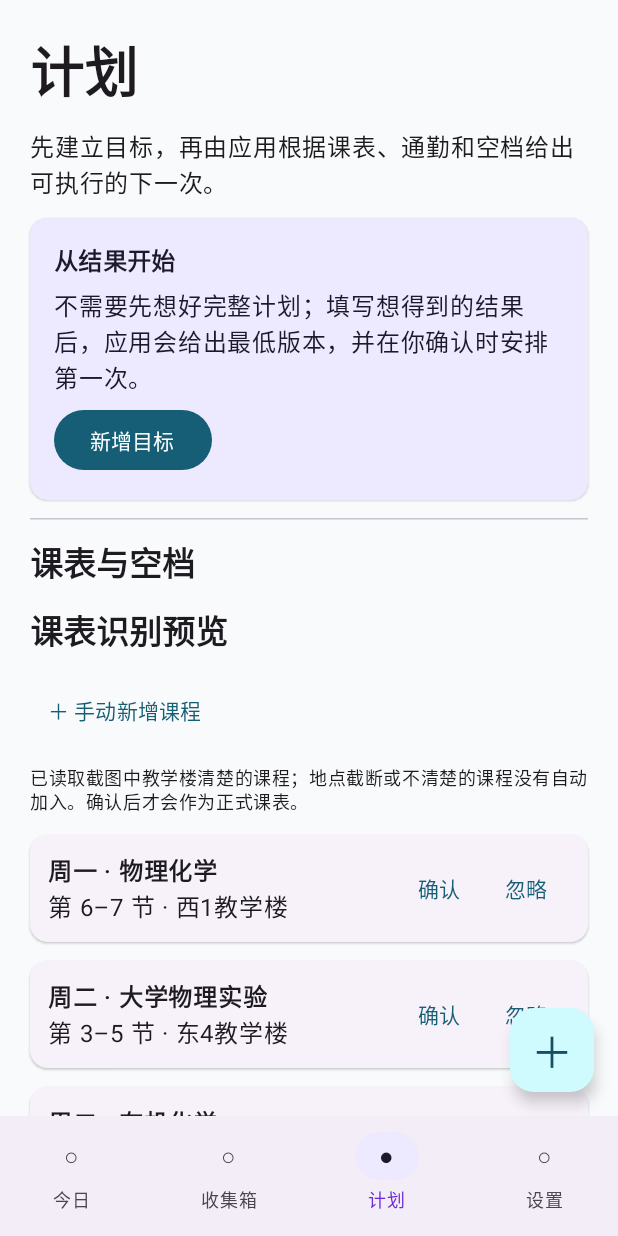
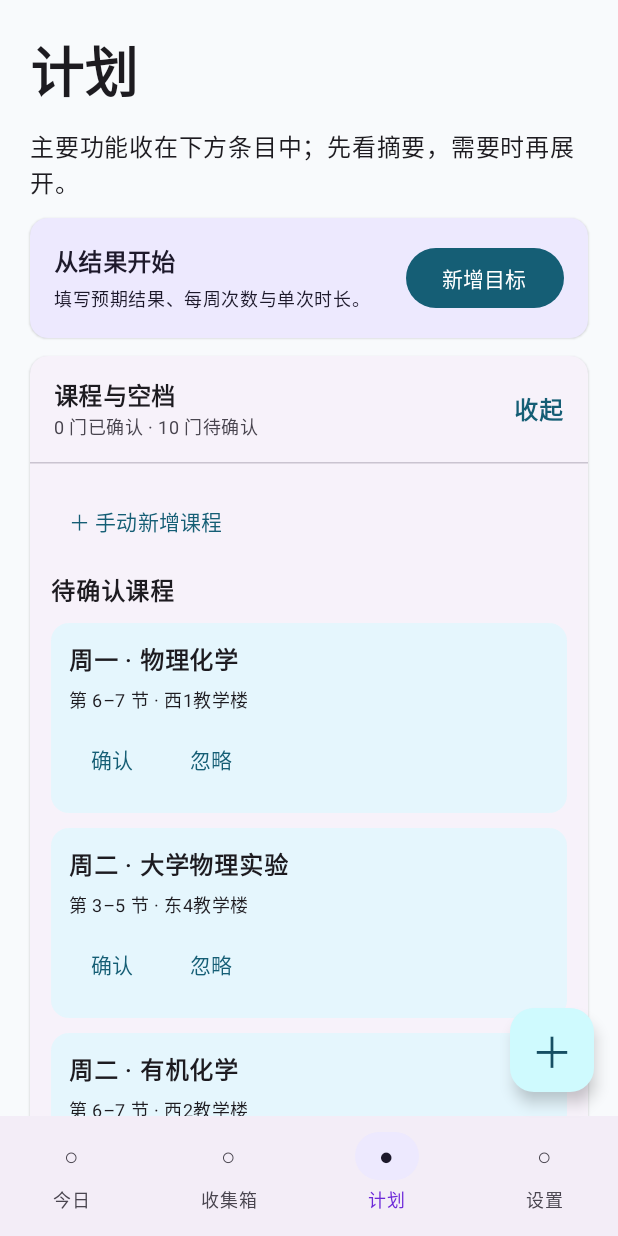
Before and after one commit to five5-7/focusflow-android, an Android app built with Jetpack Compose: the screen it shows after launch (MainActivity), item 3 of the bottom bar chosen, on a phone screen of 412 x 824 dp. Run offline under Robolectric (Android 15) with nearby library versions, the light colour scheme and no system bars.

Commit message:
Improve plan sections and schedule readability

```diff
--- a/app/src/main/java/com/sakata/focusflow/MainActivity.kt
+++ b/app/src/main/java/com/sakata/focusflow/MainActivity.kt
@@ -268,11 +268,11 @@ private fun FocusFlowApp() {
 @Composable private fun TodayScreen(modifier: Modifier, items: List<Item>, courses: List<Course>, onTaskDone: (Item) -> Unit, activeSession: ActivitySession?, onStartActivity: () -> Unit) {
     val now = System.currentTimeMillis()
     val weekday = todayWeekday()
-    val todaySchedule = items.filter { !it.done && !it.dayOnly && it.scheduledAt?.let(::isToday) == true }.sortedBy { it.scheduledAt }
+    val todaySchedule = items.filter { !it.dayOnly && it.scheduledAt?.let(::isToday) == true }.sortedBy { it.scheduledAt }
     val todayUnslotted = items.filter { !it.done && it.dayOnly && it.scheduledAt?.let(::isToday) == true }
     val todayCourses = courses.filter { !it.needsConfirmation && it.weekday == weekday }.sortedBy { it.startPeriod }
     val flexibleItems = items.filter { !it.done && it.kind != "暂停" && it.kind != "收集箱" && it.scheduledAt == null }
-    val nextItem = todaySchedule.firstOrNull { (it.scheduledAt ?: Long.MAX_VALUE) >= now } ?: todayUnslotted.firstOrNull() ?: flexibleItems.firstOrNull()
+    val nextItem = todaySchedule.firstOrNull { !it.done && (it.scheduledAt ?: Long.MAX_VALUE) >= now } ?: todayUnslotted.firstOrNull() ?: flexibleItems.firstOrNull()
     val completedToday = items.count { it.done && it.completedAt?.let(::isToday) == true }
     val completedThisWeek = items.count { it.done && it.completedAt?.let(::isInCurrentWeek) == true }
     var scheduleMode by remember { mutableStateOf("日") }
@@ -339,7 +339,8 @@ private enum class ScheduleType(val label: String, val color: androidx.compose.u
     EXERCISE("锻炼", androidx.compose.ui.graphics.Color(0xFF2F8F5B)),
     ENTERTAINMENT("娱乐", androidx.compose.ui.graphics.Color(0xFFD65B7A)),
     REST("休息", androidx.compose.ui.graphics.Color(0xFF6B7280)),
-    TASK("弹性任务", androidx.compose.ui.graphics.Color(0xFFBE6A18))
+    TASK("弹性任务", androidx.compose.ui.graphics.Color(0xFFBE6A18)),
+    COMPLETED("已完成", androidx.compose.ui.graphics.Color(0xFF94A3B8))
 }
 
 private fun Item.scheduleType(): ScheduleType = when {
@@ -403,7 +404,7 @@ private fun Item.asTimelineEvent(): TimelineEvent? {
         weekday = todayWeekday(time),
         startMinute = start,
         endMinute = (start + durationMinutes.coerceIn(5, 360)).coerceAtMost(24 * 60),
-        type = scheduleType(),
+        type = if (done) ScheduleType.COMPLETED else scheduleType(),
         item = this
     )
 }
@@ -444,7 +445,7 @@ private fun layoutTimelineEvents(events: List<TimelineEvent>): List<TimelineEven
     Card(colors = CardDefaults.cardColors(containerColor = MaterialTheme.colorScheme.surface)) {
         Row(Modifier.fillMaxWidth().padding(horizontal = 6.dp, vertical = 10.dp)) {
             TimelineTimeAxis()
-            TimelineDayLane(events, Modifier.weight(1f), showCurrentTime = true, onSelect = { selected = it })
+            TimelineDayLane(events, Modifier.weight(1f), showCurrentTime = true, showLabels = true, compactBlocks = false, onSelect = { selected = it })
         }
     }
     TimelineLegend()
@@ -454,15 +455,23 @@ private fun layoutTimelineEvents(events: List<TimelineEvent>): List<TimelineEven
 @Composable private fun WeeklyScheduleTimeline(courses: List<Course>, items: List<Item>, onTaskDone: (Item) -> Unit) {
     val scroll = rememberScrollState()
     val courseEvents = courses.mapIndexed { index, course -> course.asTimelineEvent(index) }
-    val taskEvents = items.filter { !it.done && !it.dayOnly && it.scheduledAt?.let(::isInCurrentWeek) == true }.mapNotNull { it.asTimelineEvent() }
+    val taskEvents = items.filter { !it.dayOnly && it.scheduledAt?.let(::isInCurrentWeek) == true }.mapNotNull { it.asTimelineEvent() }
     var selected by remember { mutableStateOf<TimelineEvent?>(null) }
+    var showCourseInfo by remember { mutableStateOf(false) }
+    Row(Modifier.fillMaxWidth(), horizontalArrangement = Arrangement.SpaceBetween, verticalAlignment = Alignment.CenterVertically) {
+        Column(Modifier.weight(1f)) {
+            Text("显示课程信息", fontWeight = FontWeight.SemiBold)
+            Text("色块保持简洁；打开后在表格下方显示课程名称与地点。", style = MaterialTheme.typography.bodySmall)
+        }
+        Switch(checked = showCourseInfo, onCheckedChange = { showCourseInfo = it })
+    }
     Card(colors = CardDefaults.cardColors(containerColor = MaterialTheme.colorScheme.surface)) {
         Column(Modifier.fillMaxWidth().horizontalScroll(scroll).padding(horizontal = 6.dp, vertical = 10.dp)) {
             Row {
                 Spacer(Modifier.width(50.dp))
                 (1..7).forEach { day ->
                     Surface(
-                        modifier = Modifier.width(96.dp).padding(horizontal = 2.dp),
+                        modifier = Modifier.width(80.dp).padding(horizontal = 2.dp),
                         color = if (day == todayWeekday()) MaterialTheme.colorScheme.primaryContainer else Color.Transparent,
                         shape = RoundedCornerShape(10.dp)
                     ) { Text(weekdayName(day), Modifier.padding(vertical = 8.dp), textAlign = androidx.compose.ui.text.style.TextAlign.Center, fontWeight = FontWeight.SemiBold) }
@@ -471,12 +480,22 @@ private fun layoutTimelineEvents(events: List<TimelineEvent>): List<TimelineEven
             Row {
                 TimelineTimeAxis()
                 (1..7).forEach { day ->
-                    TimelineDayLane((courseEvents + taskEvents).filter { it.weekday == day }, Modifier.width(96.dp), showCurrentTime = day == todayWeekday(), onSelect = { selected = it })
+                    TimelineDayLane((courseEvents + taskEvents).filter { it.weekday == day }, Modifier.width(80.dp), showCurrentTime = day == todayWeekday(), showLabels = false, compactBlocks = true, onSelect = { selected = it })
                 }
             }
         }
     }
     TimelineLegend()
+    if (showCourseInfo) {
+        ElevatedCard {
+            Column(Modifier.fillMaxWidth().padding(12.dp), verticalArrangement = Arrangement.spacedBy(7.dp)) {
+                Text("本周课程", fontWeight = FontWeight.Bold)
+                courses.sortedWith(compareBy<Course> { it.weekday }.thenBy { it.startPeriod }).forEach { course ->
+                    Text("${weekdayName(course.weekday)}  ${formatMinute(CourseGapPlanner.periodStart(course.startPeriod))}–${formatMinute(CourseGapPlanner.periodEnd(course.endPeriod))}  ${course.title} · ${course.building}", style = MaterialTheme.typography.bodySmall)
+                }
+            }
+        }
+    }
     selected?.let { TimelineEventDialog(it, onDismiss = { selected = null }, onTaskDone = { item -> selected = null; onTaskDone(item) }) }
 }
 
@@ -489,7 +508,7 @@ private fun layoutTimelineEvents(events: List<TimelineEvent>): List<TimelineEven
     }
 }
 
-@Composable private fun TimelineDayLane(events: List<TimelineEvent>, modifier: Modifier, showCurrentTime: Boolean, onSelect: (TimelineEvent) -> Unit) {
+@Composable private fun TimelineDayLane(events: List<TimelineEvent>, modifier: Modifier, showCurrentTime: Boolean, showLabels: Boolean, compactBlocks: Boolean, onSelect: (TimelineEvent) -> Unit) {
     val totalHours = (TIMELINE_END_MINUTE - TIMELINE_START_MINUTE) / 60
     val totalHeight = timelineHourHeight * totalHours.toFloat()
     val layouts = layoutTimelineEvents(events)
@@ -506,17 +525,19 @@ private fun layoutTimelineEvents(events: List<TimelineEvent>): List<TimelineEven
             val top = timelineHourHeight * (topMinutes / 60f)
             val height = (timelineHourHeight * ((bottomMinutes - topMinutes) / 60f)).coerceAtLeast(18.dp)
             val laneWidth = maxWidth / layout.laneCount.toFloat()
+            val blockWidth = if (compactBlocks) laneWidth * 0.62f else laneWidth
+            val blockOffset = (laneWidth - blockWidth) / 2f
             Surface(
-                modifier = Modifier.offset(x = laneWidth * layout.lane.toFloat(), y = top).width(laneWidth).height(height).padding(1.dp).clickable { onSelect(event) },
+                modifier = Modifier.offset(x = laneWidth * layout.lane.toFloat() + blockOffset, y = top).width(blockWidth).height(height).padding(vertical = 1.dp).clickable { onSelect(event) },
                 color = event.type.color.copy(alpha = 0.88f),
                 contentColor = Color.White,
                 shape = RoundedCornerShape(7.dp),
                 tonalElevation = 1.dp
             ) {
-                Column(Modifier.padding(horizontal = 5.dp, vertical = 3.dp)) {
+                if (showLabels) Column(Modifier.padding(horizontal = 5.dp, vertical = 3.dp)) {
                     Text(event.title, style = MaterialTheme.typography.labelSmall, fontWeight = FontWeight.Bold, maxLines = 2, overflow = TextOverflow.Ellipsis)
                     if (height >= 34.dp) Text("${formatMinute(event.startMinute)}–${formatMinute(event.endMinute)}", style = MaterialTheme.typography.labelSmall, maxLines = 1)
-                }
+                } else Box(Modifier.fillMaxSize())
             }
         }
         if (showCurrentTime) {
@@ -543,9 +564,10 @@ private fun layoutTimelineEvents(events: List<TimelineEvent>): List<TimelineEven
             Text("${weekdayName(event.weekday)}  ${formatMinute(event.startMinute)}–${formatMinute(event.endMinute)}", fontWeight = FontWeight.SemiBold)
             Text(event.type.label, color = event.type.color)
             Text(event.detail)
+            event.item?.takeIf { it.done }?.let { Text("已完成${it.completionLevel.takeIf { level -> level.isNotBlank() }?.let { level -> " · $level" } ?: ""}", color = ScheduleType.COMPLETED.color, fontWeight = FontWeight.SemiBold) }
         } },
-        confirmButton = { event.item?.let { item -> Button(onClick = { onTaskDone(item) }) { Text("完成") } } ?: TextButton(onClick = onDismiss) { Text("关闭") } },
-        dismissButton = { if (event.item != null) TextButton(onClick = onDismiss) { Text("关闭") } }
+        confirmButton = { event.item?.takeIf { !it.done }?.let { item -> Button(onClick = { onTaskDone(item) }) { Text("完成") } } ?: TextButton(onClick = onDismiss) { Text("关闭") } },
+        dismissButton = { if (event.item?.done == false) TextButton(onClick = onDismiss) { Text("关闭") } }
     )
 }
 
@@ -671,89 +693,145 @@ private fun isToday(time: Long): Boolean {
 }
 
 @Composable private fun PlansScreen(modifier: Modifier, items: List<Item>, courses: List<Course>, profile: CommuteProfile, onResume: (Item) -> Unit, onConfirmCourse: (Course) -> Unit, onIgnoreCourse: (Course) -> Unit, onAddCourse: () -> Unit, onEditCourse: (Course) -> Unit, goals: List<Goal>, onAddGoal: () -> Unit, onScheduleGoal: (Goal, GoalSuggestion) -> Unit, resources: List<LearningResource>, onAddResource: () -> Unit, onSelectResource: (LearningResource) -> Unit, feedback: List<TaskFeedback>) {
+    val awaitingCourses = courses.filter { it.needsConfirmation }
+    val confirmedCourses = courses.filter { !it.needsConfirmation }
+    val gaps = CourseGapPlanner.gaps(confirmedCourses, profile)
+    val paused = items.filter { it.kind == "暂停" }
     Column(modifier.fillMaxSize().verticalScroll(rememberScrollState()).padding(20.dp), verticalArrangement = Arrangement.spacedBy(12.dp)) {
         Text("计划", style = MaterialTheme.typography.displaySmall, fontWeight = FontWeight.Bold)
-        Text("先建立目标，再由应用根据课表、通勤和空档给出可执行的下一次。")
+        Text("主要功能收在下方条目中；先看摘要，需要时再展开。")
         ElevatedCard(colors = CardDefaults.elevatedCardColors(containerColor = MaterialTheme.colorScheme.secondaryContainer)) {
-            Column(Modifier.padding(16.dp), verticalArrangement = Arrangement.spacedBy(6.dp)) {
+            Row(Modifier.fillMaxWidth().padding(16.dp), verticalAlignment = Alignment.CenterVertically, horizontalArrangement = Arrangement.SpaceBetween) {
+                Column(Modifier.weight(1f), verticalArrangement = Arrangement.spacedBy(4.dp)) {
                     Text("从结果开始", style = MaterialTheme.typography.titleMedium, fontWeight = FontWeight.Bold)
-                Text("不需要先想好完整计划；填写想得到的结果后，应用会给出最低版本，并在你确认时安排第一次。")
+                    Text("填写预期结果、每周次数与单次时长。", style = MaterialTheme.typography.bodySmall)
+                }
                 Button(onClick = onAddGoal) { Text("新增目标") }
             }
         }
+
+        PlanSectionCard("课程与空档", "${confirmedCourses.size} 门已确认 · ${awaitingCourses.size} 门待确认", initiallyExpanded = true) {
+            TextButton(onClick = onAddCourse) { Text("＋ 手动新增课程") }
+            if (awaitingCourses.isNotEmpty()) {
+                Text("待确认课程", fontWeight = FontWeight.Bold)
+                awaitingCourses.forEach { course ->
+                    Card(colors = CardDefaults.cardColors(containerColor = MaterialTheme.colorScheme.primaryContainer.copy(alpha = 0.45f))) {
+                        Column(Modifier.fillMaxWidth().padding(12.dp), verticalArrangement = Arrangement.spacedBy(6.dp)) {
+                            Text("${weekdayName(course.weekday)} · ${course.title}", fontWeight = FontWeight.SemiBold)
+                            Text("第 ${course.startPeriod}–${course.endPeriod} 节 · ${course.building}", style = MaterialTheme.typography.bodySmall)
+                            Row(horizontalArrangement = Arrangement.spacedBy(8.dp)) {
+                                TextButton(onClick = { onConfirmCourse(course) }) { Text("确认") }
+                                TextButton(onClick = { onIgnoreCourse(course) }) { Text("忽略") }
+                            }
+                        }
+                    }
+                }
+            } else Text("没有待确认课程。", style = MaterialTheme.typography.bodySmall)
+
             HorizontalDivider()
-        Text("课表与空档", style = MaterialTheme.typography.titleLarge, fontWeight = FontWeight.Bold)
-        Text("课表识别预览", style = MaterialTheme.typography.titleLarge, fontWeight = FontWeight.Bold)
-        TextButton(onClick = onAddCourse) { Text("＋ 手动新增课程") }
-        Text("已读取截图中教学楼清楚的课程；地点截断或不清楚的课程没有自动加入。确认后才会作为正式课表。", style = MaterialTheme.typography.bodySmall)
-        courses.filter { it.needsConfirmation }.forEach { course -> ElevatedCard { Row(Modifier.fillMaxWidth().padding(12.dp), verticalAlignment = Alignment.CenterVertically, horizontalArrangement = Arrangement.SpaceBetween) {
-            Column(Modifier.weight(1f)) { Text("${weekdayName(course.weekday)} · ${course.title}", fontWeight = FontWeight.SemiBold); Text("第 ${course.startPeriod}–${course.endPeriod} 节 · ${course.building}") }
-            Row { TextButton(onClick = { onConfirmCourse(course) }) { Text("确认") }; TextButton(onClick = { onIgnoreCourse(course) }) { Text("忽略") } }
-        } } }
-        val confirmed = courses.filter { !it.needsConfirmation }
-        if (confirmed.isNotEmpty()) {
-            Text("已确认课程 ${confirmed.size} 门", style = MaterialTheme.typography.bodyMedium)
-            confirmed.take(3).forEach { course -> Row(Modifier.fillMaxWidth(), horizontalArrangement = Arrangement.SpaceBetween, verticalAlignment = Alignment.CenterVertically) {
-                Text("${weekdayName(course.weekday)} ${course.title} · ${course.building}")
+            Text("已确认课程", fontWeight = FontWeight.Bold)
+            if (confirmedCourses.isEmpty()) Text("确认课程后，它们会用于周日程和空档计算。", style = MaterialTheme.typography.bodySmall)
+            confirmedCourses.sortedWith(compareBy<Course> { it.weekday }.thenBy { it.startPeriod }).forEach { course ->
+                Row(Modifier.fillMaxWidth(), horizontalArrangement = Arrangement.SpaceBetween, verticalAlignment = Alignment.CenterVertically) {
+                    Column(Modifier.weight(1f)) {
+                        Text("${weekdayName(course.weekday)} · ${course.title}", fontWeight = FontWeight.SemiBold)
+                        Text("第 ${course.startPeriod}–${course.endPeriod} 节 · ${course.building}", style = MaterialTheme.typography.bodySmall)
+                    }
                     TextButton(onClick = { onEditCourse(course) }) { Text("编辑") }
-            } }
                 }
-        val gaps = CourseGapPlanner.gaps(confirmed, profile)
-        if (gaps.isNotEmpty()) {
-            gaps.take(3).forEach { gap -> ElevatedCard { Column(Modifier.padding(12.dp)) {
+            }
+
+            HorizontalDivider()
+            Text("课程间空档", fontWeight = FontWeight.Bold)
+            if (gaps.isEmpty()) Text(if (confirmedCourses.isEmpty()) "先确认课程后再计算空档。" else "目前没有可显示的同日课程间空档。", style = MaterialTheme.typography.bodySmall)
+            gaps.take(4).forEach { gap ->
+                Surface(color = MaterialTheme.colorScheme.surfaceVariant.copy(alpha = 0.5f), shape = MaterialTheme.shapes.medium) {
+                    Column(Modifier.fillMaxWidth().padding(10.dp)) {
                         Text("${weekdayName(gap.from.weekday)}：${gap.from.title} → ${gap.to.title}", fontWeight = FontWeight.SemiBold)
-                Text("${gap.from.building} → ${gap.to.building}，预计路程 ${gap.travelMinutes} 分钟")
-                Text(if (gap.minutesFree >= 15) "可用空档约 ${gap.minutesFree} 分钟" else "仅够通行与缓冲，不建议安排任务")
-            } } }
-        } else if (confirmed.isEmpty()) Text("确认至少两门同一天的课程后，这里会显示扣除通行时间的真实空档。", style = MaterialTheme.typography.bodySmall)
-        HorizontalDivider()
-        Text("目标与执行建议", style = MaterialTheme.typography.titleLarge, fontWeight = FontWeight.Bold)
-        Text("教程资料", style = MaterialTheme.typography.titleMedium, fontWeight = FontWeight.Bold)
+                        Text("路程约 ${gap.travelMinutes} 分钟 · ${if (gap.minutesFree >= 15) "可用约 ${gap.minutesFree} 分钟" else "仅够通行与缓冲"}", style = MaterialTheme.typography.bodySmall)
+                    }
+                }
+            }
+        }
+
+        PlanSectionCard("教程资料", resources.firstOrNull { it.selected }?.let { "当前：${it.title}" } ?: "${resources.size} 项资料") {
             TextButton(onClick = onAddResource) { Text("＋ 收集教程／链接") }
-        resources.forEach { resource -> Row(Modifier.fillMaxWidth(), horizontalArrangement = Arrangement.SpaceBetween, verticalAlignment = Alignment.CenterVertically) {
+            if (resources.isEmpty()) Text("尚未收集教程。", style = MaterialTheme.typography.bodySmall)
+            resources.forEach { resource ->
+                Row(Modifier.fillMaxWidth(), horizontalArrangement = Arrangement.SpaceBetween, verticalAlignment = Alignment.CenterVertically) {
                     Column(Modifier.weight(1f)) { Text(resource.title, fontWeight = FontWeight.SemiBold); Text(resource.url, style = MaterialTheme.typography.bodySmall) }
                     if (resource.selected) Text("当前标准", color = MaterialTheme.colorScheme.primary) else TextButton(onClick = { onSelectResource(resource) }) { Text("选择") }
-        } }
+                }
+            }
+        }
+
+        PlanSectionCard("目标与执行", if (goals.isEmpty()) "尚未创建目标" else "${goals.size} 个目标", initiallyExpanded = true) {
             TextButton(onClick = onAddGoal) { Text("＋ 新增目标") }
             goals.forEach { goal ->
                 val suggestions = GoalPlanner.suggestions(goal, courses, profile)
-            ElevatedCard { Column(Modifier.padding(12.dp), verticalArrangement = Arrangement.spacedBy(4.dp)) {
+                Card { Column(Modifier.fillMaxWidth().padding(12.dp), verticalArrangement = Arrangement.spacedBy(4.dp)) {
                     Text(goal.title, fontWeight = FontWeight.SemiBold)
                     val completed = GoalPlanner.completedThisWeek(goal)
                     val pending = items.count { it.goalId == goal.id && it.kind == "任务" && !it.done }
                     val remaining = (goal.weeklyTarget - completed - pending).coerceAtLeast(0)
                     if (goal.desiredOutcome.isNotBlank()) Text("预期结果：${goal.desiredOutcome}")
-                Text("本周完整 $completed / ${goal.weeklyTarget} 次 · 已安排 $pending 次 · 还需安排 $remaining 次")
-                if (GoalPlanner.minimumCompletedThisWeek(goal) > 0) Text("另有最低版本 ${GoalPlanner.minimumCompletedThisWeek(goal)} 次", style = MaterialTheme.typography.bodySmall)
-                Text("完成标准：${goal.metricType} · ${goal.metricTarget.ifBlank { "完成本次" }}")
-                Text("每次预计 ${goal.durationMinutes} 分钟；每次单独出现在日程中并单独完成。", style = MaterialTheme.typography.bodySmall)
+                    Text("本周 $completed / ${goal.weeklyTarget} 次 · 已安排 $pending · 待安排 $remaining")
+                    Text("每次 ${goal.durationMinutes} 分钟 · ${goal.metricType}：${goal.metricTarget.ifBlank { "完成本次" }}", style = MaterialTheme.typography.bodySmall)
+                    if (goal.minimumVersion.isNotBlank()) Text("最低版本：${goal.minimumVersion}", style = MaterialTheme.typography.bodySmall)
                     if (goal.resourceTitle.isNotBlank()) Text("依据：${goal.resourceTitle}${goal.resourceUnit.takeIf { it.isNotBlank() }?.let { " · $it" } ?: ""}", style = MaterialTheme.typography.bodySmall)
-                if (goal.minimumVersion.isNotBlank()) Text("最低版本：${goal.minimumVersion}", style = MaterialTheme.typography.bodySmall)
                     feedback.filter { it.goalId == goal.id && it.barrier != "无" }.groupingBy { it.barrier }.eachCount().maxByOrNull { it.value }?.let { (barrier, count) -> Text("最近常见阻碍：$barrier（$count 次）", style = MaterialTheme.typography.bodySmall) }
                     if (completed >= goal.weeklyTarget) Text("本周目标已达成。", color = MaterialTheme.colorScheme.primary)
-                else if (remaining == 0) Text("本周剩余次数都已安排；可在日程中逐次完成或改期。")
+                    else if (remaining == 0) Text("剩余次数均已安排，可在日程中逐次完成或改期。")
                     else suggestions.firstOrNull { suggestion -> items.none { item -> item.goalId == goal.id && !item.done && item.scheduledAt?.let { todayWeekday(it) == suggestion.weekday && minuteOfDay(it) == suggestion.startMinute } == true } }?.let { suggestion ->
                         Text("建议：${weekdayName(suggestion.weekday)} ${GoalPlanner.displayTime(suggestion.startMinute)}，可用 ${suggestion.freeMinutes} 分钟")
                         Button(onClick = { onScheduleGoal(goal, suggestion) }) { Text("安排第 ${completed + pending + 1} / ${goal.weeklyTarget} 次") }
-                } ?: Text("课表中暂未找到足够连续的空档。")
+                    } ?: Text("暂未找到足够连续的空档。")
                 } }
             }
-        if (goals.isNotEmpty()) {
-            HorizontalDivider()
-            Text("本周低压力回顾", style = MaterialTheme.typography.titleLarge, fontWeight = FontWeight.Bold)
-            goals.forEach { goal -> ElevatedCard { Column(Modifier.padding(12.dp), verticalArrangement = Arrangement.spacedBy(4.dp)) {
+        }
+
+        PlanSectionCard("本周回顾", if (goals.isEmpty()) "有目标后生成建议" else "${goals.size} 项低压力建议") {
+            if (goals.isEmpty()) Text("创建目标并积累完成记录后，这里会给出调整建议。", style = MaterialTheme.typography.bodySmall)
+            goals.forEach { goal ->
+                Card { Column(Modifier.fillMaxWidth().padding(10.dp), verticalArrangement = Arrangement.spacedBy(4.dp)) {
                     Text(goal.title, fontWeight = FontWeight.SemiBold)
                     Text(GoalPlanner.weeklyAdvice(goal, feedback.filter { it.createdAt >= GoalPlanner.currentWeekKey() }))
-            } } }
+                } }
             }
-        val paused = items.filter { it.kind == "暂停" }
-        if (paused.isNotEmpty()) {
-            Text("已暂停", style = MaterialTheme.typography.titleLarge, fontWeight = FontWeight.Bold)
-            paused.forEach { item -> ElevatedCard { Row(Modifier.fillMaxWidth().padding(16.dp), horizontalArrangement = Arrangement.SpaceBetween, verticalAlignment = Alignment.CenterVertically) {
-                Column(Modifier.weight(1f)) { Text(item.title.removePrefix("重新安排："), fontWeight = FontWeight.SemiBold); Text(item.detail) }
+        }
+
+        PlanSectionCard("暂停项目", if (paused.isEmpty()) "暂无" else "${paused.size} 项") {
+            if (paused.isEmpty()) Text("暂停的任务会集中放在这里，不占用日程。", style = MaterialTheme.typography.bodySmall)
+            paused.forEach { item ->
+                Row(Modifier.fillMaxWidth(), horizontalArrangement = Arrangement.SpaceBetween, verticalAlignment = Alignment.CenterVertically) {
+                    Column(Modifier.weight(1f)) { Text(item.title.removePrefix("重新安排："), fontWeight = FontWeight.SemiBold); Text(item.detail, style = MaterialTheme.typography.bodySmall) }
                     TextButton(onClick = { onResume(item) }) { Text("恢复") }
-            } } }
-        } else Text("目前没有暂停项目。锻炼、学习和睡前减速计划会显示在这里。")
+                }
+            }
+        }
+    }
+}
+
+@Composable private fun PlanSectionCard(title: String, summary: String, initiallyExpanded: Boolean = false, content: @Composable ColumnScope.() -> Unit) {
+    var expanded by remember { mutableStateOf(initiallyExpanded) }
+    ElevatedCard(Modifier.fillMaxWidth()) {
+        Column {
+            Row(
+                Modifier.fillMaxWidth().clickable { expanded = !expanded }.padding(horizontal = 16.dp, vertical = 14.dp),
+                verticalAlignment = Alignment.CenterVertically,
+                horizontalArrangement = Arrangement.SpaceBetween
+            ) {
+                Column(Modifier.weight(1f)) {
+                    Text(title, style = MaterialTheme.typography.titleMedium, fontWeight = FontWeight.Bold)
+                    Text(summary, style = MaterialTheme.typography.bodySmall, color = MaterialTheme.colorScheme.onSurfaceVariant)
+                }
+                Text(if (expanded) "收起" else "展开", color = MaterialTheme.colorScheme.primary, fontWeight = FontWeight.SemiBold)
+            }
+            if (expanded) {
+                HorizontalDivider()
+                Column(Modifier.fillMaxWidth().padding(14.dp), verticalArrangement = Arrangement.spacedBy(10.dp), content = content)
+            }
+        }
     }
 }
 
```
Lines whose indentation alone changed are shown as unchanged.
